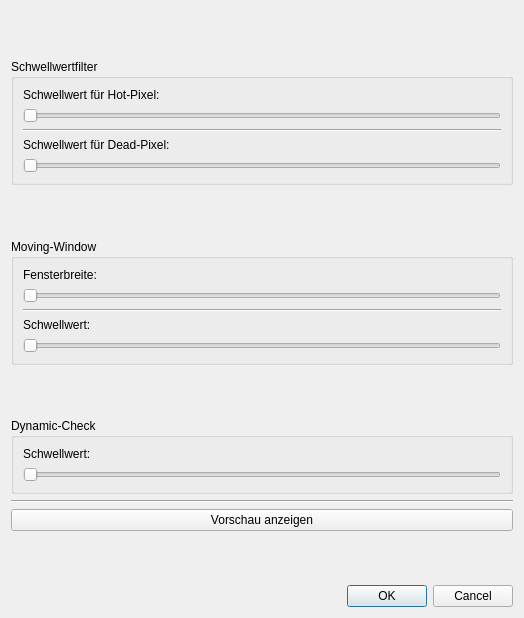
Before: the Qt Designer form main/resources/base/einstellungenSuchen.ui in TrandyAndy/Bad-Pixel, drawn with Qt 5.
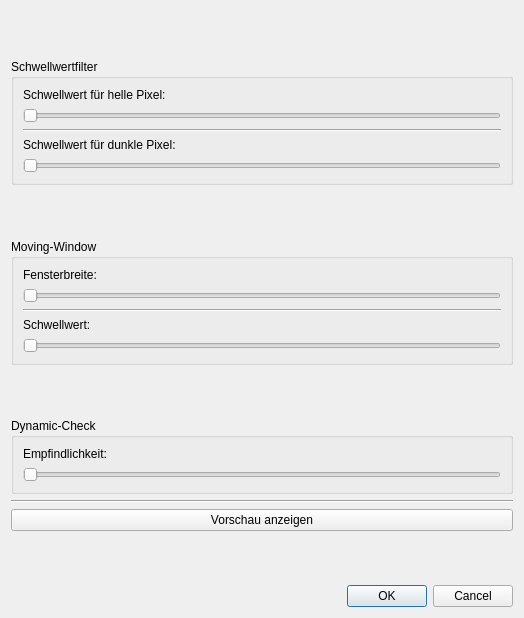
After: the same form once the commit is applied.

Commit message: Bezeichnung der Einstellungen aktualisiert

The edit to the form file:
```diff
--- a/main/resources/base/einstellungenSuchen.ui
+++ b/main/resources/base/einstellungenSuchen.ui
@@ -38,7 +38,7 @@
         <item>
          <widget class="QLabel" name="label">
           <property name="text">
-           <string>Schwellwert für Hot-Pixel:</string>
+           <string>Schwellwert für helle Pixel:</string>
           </property>
          </widget>
         </item>
@@ -81,7 +81,7 @@
         <item>
          <widget class="QLabel" name="label_2">
           <property name="text">
-           <string>Schwellwert für Dead-Pixel:</string>
+           <string>Schwellwert für dunkle Pixel:</string>
           </property>
          </widget>
         </item>
@@ -216,7 +216,7 @@
         <item>
          <widget class="QLabel" name="label_5">
           <property name="text">
-           <string>Schwellwert:</string>
+           <string>Empfindlichkeit:</string>
           </property>
          </widget>
         </item>
```
The commit also changes 1 other file.
